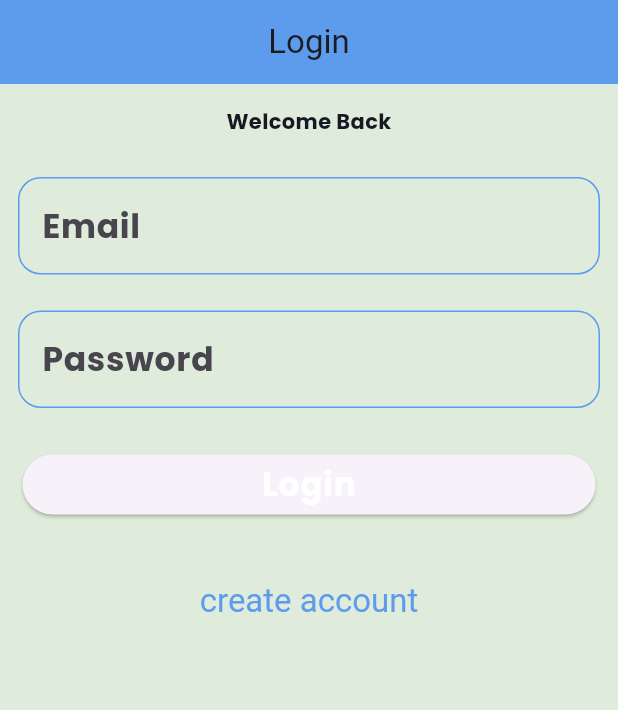
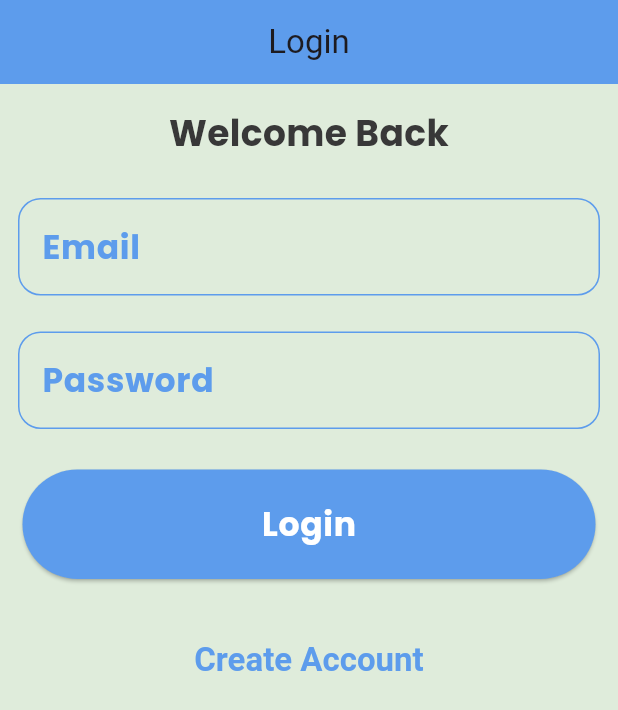
Before and after one commit to nadd5/t, a Flutter app: the screen it shows after launch, on a phone screen of 412 x 824 dp. Shown: the top 710 px of the screen. Run offline on Flutter 3.47's test engine with Material 3 defaults, Android fonts, the phone set to English and light mode, and no system bars; our stand-ins replace cloud_firestore, easy_date_timeline, firebase_auth, firebase_core, flutter_slidable, google_fonts; accounts and stored records are empty; generated files the repository leaves out were written again.

Commit message:
some localization and theme changes

```diff
--- a/lib/home/auth/custom_text_form_field.dart
+++ b/lib/home/auth/custom_text_form_field.dart
@@ -24,6 +24,10 @@ class CustomTextFormField extends StatelessWidget {
       child: TextFormField(
         decoration: InputDecoration(
           labelText: label,
+          labelStyle: Theme.of(context)
+              .textTheme
+              .bodyLarge
+              ?.copyWith(color: appcolor.primarycolor),
           enabledBorder: OutlineInputBorder(
             borderRadius: BorderRadius.circular(15),
             borderSide: const BorderSide(color: appcolor.primarycolor),
@@ -42,6 +46,11 @@ class CustomTextFormField extends StatelessWidget {
           ),
           errorMaxLines: 2,
         ),
+        style: Theme.of(context)
+            .textTheme
+            .bodyLarge
+            ?.copyWith(color: appcolor.blackcolor),
+            cursorColor: appcolor.primarycolor,
         controller: controller,
         keyboardType: keyboardType,
         obscureText: obscureText,
--- a/lib/home/auth/login/login_screen.dart
+++ b/lib/home/auth/login/login_screen.dart
@@ -7,8 +7,9 @@ import '/firebase_utils.dart';
 import '/home/auth/custom_text_form_field.dart';
 import '/home/auth/register/register_screen.dart';
 import '/home/home_screen.dart';
-//import 'package:todoappp/model/my_user.dart';
 import '/providers/user_provider.dart';
+import 'package:flutter_gen/gen_l10n/app_localizations.dart';
+
 
 // ignore: must_be_immutable
 class LoginScreen extends StatelessWidget {
@@ -24,7 +25,8 @@ class LoginScreen extends StatelessWidget {
     userProvider = Provider.of<UserProvider>(context);
     return Scaffold(
         appBar: AppBar(
-          title: const Text('Login'),
+          title: Text(AppLocalizations.of(context)!.login),
+          backgroundColor: appcolor.primarycolor,
           centerTitle: true,
         ),
         body: SingleChildScrollView(
@@ -40,6 +42,11 @@ class LoginScreen extends StatelessWidget {
                         child: Text(
                           'Welcome Back',
                           textAlign: TextAlign.center,
+                      style: TextStyle(
+                        fontSize: 24,
+                        color: appcolor.blackcolor,
+                        fontWeight: FontWeight.bold,
+                        ),
                         ),
                       ),
                       CustomTextFormField(
@@ -80,10 +87,20 @@ class LoginScreen extends StatelessWidget {
                               onPressed: () {
                                 login(context);
                               },
+                              style:
+                              ElevatedButton.styleFrom(
+                                backgroundColor:
+                                appcolor.primarycolor,
+                                padding: EdgeInsets.symmetric(horizontal: 50, vertical: 20),),
                               child: Text(
-                                'Login',
-                                style: Theme.of(context).textTheme.bodyLarge,
-                              ))),
+                                AppLocalizations.of(context)!.login,
+                                style: Theme.of(context)
+                            .textTheme
+                            .bodyLarge
+                            ?.copyWith(color: appcolor.whitecolor),
+                              )
+                              )
+                              ),
                       Padding(
                           padding: const EdgeInsets.all(15),
                           child: TextButton(
@@ -91,13 +108,18 @@ class LoginScreen extends StatelessWidget {
                                 Navigator.of(context)
                                     .pushNamed(RegisterScreen.routeName);
                               },
-                              child: Text('create account',
+                              child: Text(AppLocalizations.of(context)!.su,
                                   style: Theme.of(context)
                                       .textTheme
                                       .titleLarge
                                       ?.copyWith(
                                           color: appcolor.primarycolor,
-                                          fontSize: 22)))),
+                                          fontSize: 22,
+                                          fontWeight: FontWeight.bold,
+                                          )
+                                          )
+                                          )
+                                          ),
                     ],
                   )),
             ],
@@ -130,7 +152,7 @@ class LoginScreen extends StatelessWidget {
             context: context,
             contents: "Login Successfully",
            title: 'Success',
-            posActionName: "ok",
+            posActionName: AppLocalizations.of(context)!.ok,
             posAction: () {
               Navigator.of(context).pushReplacementNamed(HomeScreen.routeName);
             });
@@ -143,7 +165,7 @@ class LoginScreen extends StatelessWidget {
               contents:
                   "Supplied auth credential is incorrect,malformed or has expired",
               title: 'Error',
-              posActionName: "ok");
+              posActionName:AppLocalizations.of(context)!.ok);
         }
         else if (e.code == 'wrong-password') {
           print('Wrong password provided for that user.');
@@ -154,7 +176,7 @@ class LoginScreen extends StatelessWidget {
             context: context,
             contents: e.toString(),
             title: 'Error',
-            posActionName: "ok");
+            posActionName: AppLocalizations.of(context)!.ok);
       }
     }
   }
--- a/lib/home/settings/language_bottom_sheet.dart
+++ b/lib/home/settings/language_bottom_sheet.dart
@@ -29,7 +29,7 @@ class _LanguageBottomSheetState extends State<LanguageBottomSheet> {
               child: provider.appLanguage == 'en'
                   ? getSelectedItemWidget(AppLocalizations.of(context)!.english)
                   : getUnselectedItemWidget(
-                      AppLocalizations.of(context)!.arabic),
+                      AppLocalizations.of(context)!.english),
             ),
           ),
           Padding(
@@ -39,7 +39,7 @@ class _LanguageBottomSheetState extends State<LanguageBottomSheet> {
                 provider.changeLanguage('ar');
               },
               child: provider.appLanguage == 'ar'
-                  ? getSelectedItemWidget(AppLocalizations.of(context)!.english)
+                  ? getSelectedItemWidget(AppLocalizations.of(context)!.arabic)
                   : getUnselectedItemWidget(
                       AppLocalizations.of(context)!.arabic),
             ),
--- a/lib/home/settings/theme_bottom_sheet.dart
+++ b/lib/home/settings/theme_bottom_sheet.dart
@@ -28,7 +28,7 @@ class _ThemeBottomSheetState extends State<ThemeBottomSheet> {
                 },
                 child: provider.appMode==ThemeMode.light?
                 getSelectedItemWidget(AppLocalizations.of(context)!.light):
-                getUnselectedItemWidget(AppLocalizations.of(context)!.dark),
+                getUnselectedItemWidget(AppLocalizations.of(context)!.light),
               ),
             ),
             Padding(
@@ -38,7 +38,7 @@ class _ThemeBottomSheetState extends State<ThemeBottomSheet> {
                   provider.changeTheme(ThemeMode.dark);
                 },
                 child: provider.appMode==ThemeMode.dark?
-                getSelectedItemWidget(AppLocalizations.of(context)!.light):
+                getSelectedItemWidget(AppLocalizations.of(context)!.dark):
                 getUnselectedItemWidget(AppLocalizations.of(context)!.dark),
                 /*Icon(
                   Icons.check,
--- a/lib/home/task_list/task_list.dart
+++ b/lib/home/task_list/task_list.dart
@@ -5,6 +5,8 @@ import 'package:todoappp/appcolor.dart';
 import 'package:todoappp/providers/list_provider.dart';
 import 'package:todoappp/home/task_list/task_list_item.dart';
 import 'package:todoappp/providers/user_provider.dart';
+import 'package:flutter_gen/gen_l10n/app_localizations.dart';
+
 
 class TaskListTab extends StatefulWidget {
   @override
@@ -52,7 +54,7 @@ class _TaskListTabState extends State<TaskListTab> {
         SizedBox(height: 1),
         Expanded(
           child: listProvider.tasksList.isEmpty
-              ? Center(child: Text('No Added Tasks'))
+              ? Center(child: Text(AppLocalizations.of(context)!.nat))
               : ListView.builder(
                   itemBuilder: (context, index) {
                     return TaskListItem(
```
Also changed, not shown: lib/dialog_utils.dart (+32 -13 lines), lib/home/auth/register/register_screen.dart (+26 -7 lines), lib/home/task_list/add_task_bottom_sheet.dart (+8 -8 lines), lib/home/task_list/task_list_item.dart (+17 -15 lines), lib/l10n/app_ar.arb (+29 -3 lines), lib/l10n/app_en.arb (+30 -3 lines).
